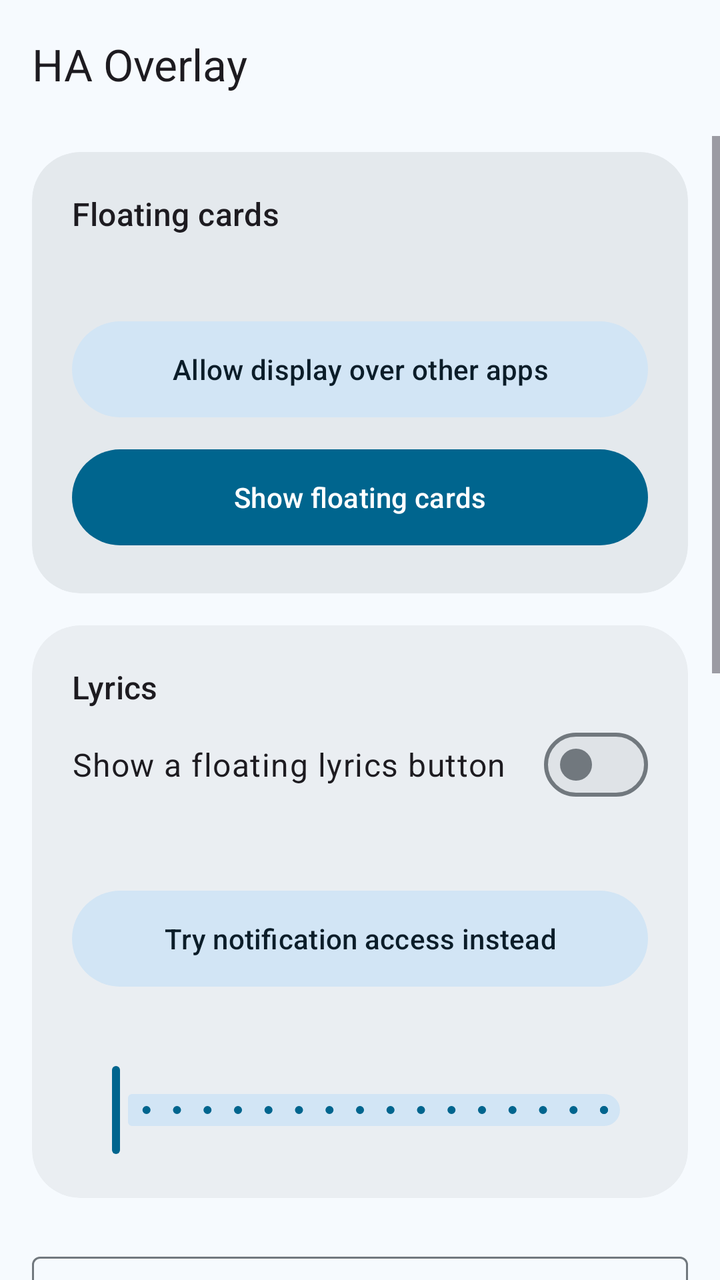
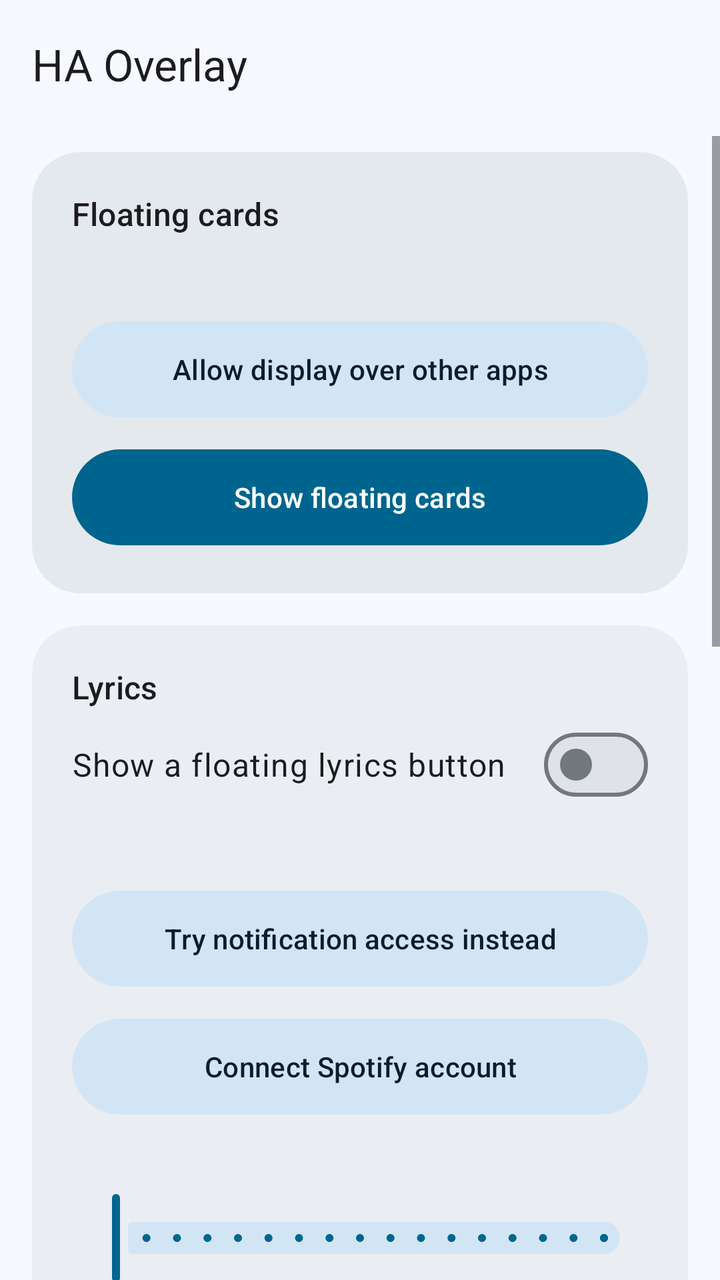

Before-and-after screenshots of an Android layout around one commit, followed by the original layout XML and the change that was made.
<!-- AndroidManifest.xml: application theme Theme.HAOverlay -->
<!-- res/layout/activity_main.xml -->
<?xml version="1.0" encoding="utf-8"?>
<LinearLayout xmlns:android="http://schemas.android.com/apk/res/android"
    xmlns:app="http://schemas.android.com/apk/res-auto"
    android:layout_width="match_parent"
    android:layout_height="match_parent"
    android:background="?android:attr/colorBackground"
    android:fitsSystemWindows="true"
    android:orientation="vertical">

    <com.google.android.material.appbar.MaterialToolbar
        android:id="@+id/toolbar"
        android:layout_width="match_parent"
        android:layout_height="?attr/actionBarSize"
        app:subtitleTextAppearance="?attr/textAppearanceBodySmall"
        app:title="@string/app_name" />

    <com.google.android.material.progressindicator.LinearProgressIndicator
        android:id="@+id/progress"
        android:layout_width="match_parent"
        android:layout_height="wrap_content"
        android:indeterminate="true"
        android:visibility="invisible" />

    <ScrollView
        android:layout_width="match_parent"
        android:layout_height="0dp"
        android:layout_weight="1">

        <LinearLayout
            android:layout_width="match_parent"
            android:layout_height="wrap_content"
            android:orientation="vertical"
            android:paddingStart="16dp"
            android:paddingTop="8dp"
            android:paddingEnd="16dp"
            android:paddingBottom="32dp">

            
            <com.google.android.material.card.MaterialCardView
                style="@style/Widget.Material3.CardView.Filled"
                android:layout_width="match_parent"
                android:layout_height="wrap_content"
                app:cardBackgroundColor="?attr/colorSurfaceContainerHigh"
                app:cardCornerRadius="24dp">

                <LinearLayout
                    android:layout_width="match_parent"
                    android:layout_height="wrap_content"
                    android:orientation="vertical"
                    android:padding="20dp">

                    <TextView
                        android:layout_width="wrap_content"
                        android:layout_height="wrap_content"
                        android:text="@string/overlay_title"
                        android:textAppearance="?attr/textAppearanceTitleMedium" />

                    <TextView
                        android:id="@+id/overlay_status"
                        android:layout_width="match_parent"
                        android:layout_height="wrap_content"
                        android:layout_marginTop="4dp"
                        android:textAppearance="?attr/textAppearanceBodyMedium"
                        android:textColor="?attr/colorOnSurfaceVariant" />

                    <com.google.android.material.button.MaterialButton
                        android:id="@+id/grant_overlay"
                        style="@style/Widget.Material3.Button.TonalButton"
                        android:layout_width="match_parent"
                        android:layout_height="wrap_content"
                        android:layout_marginTop="16dp"
                        android:minHeight="56dp"
                        android:text="@string/grant_overlay" />

                    <com.google.android.material.button.MaterialButton
                        android:id="@+id/start_stop"
                        android:layout_width="match_parent"
                        android:layout_height="wrap_content"
                        android:layout_marginTop="8dp"
                        android:minHeight="56dp"
                        android:text="@string/start_overlay" />
                </LinearLayout>
            </com.google.android.material.card.MaterialCardView>

            
            <com.google.android.material.card.MaterialCardView
                style="@style/Widget.Material3.CardView.Filled"
                android:layout_width="match_parent"
                android:layout_height="wrap_content"
                android:layout_marginTop="16dp"
                app:cardBackgroundColor="?attr/colorSurfaceContainer"
                app:cardCornerRadius="24dp">

                <LinearLayout
                    android:layout_width="match_parent"
                    android:layout_height="wrap_content"
                    android:orientation="vertical"
                    android:padding="20dp">

                    <TextView
                        android:layout_width="wrap_content"
                        android:layout_height="wrap_content"
                        android:text="@string/lyrics_title"
                        android:textAppearance="?attr/textAppearanceTitleMedium" />

                    <com.google.android.material.materialswitch.MaterialSwitch
                        android:id="@+id/lyrics_switch"
                        android:layout_width="match_parent"
                        android:layout_height="wrap_content"
                        android:minHeight="56dp"
                        android:text="@string/lyrics_switch"
                        android:textAppearance="?attr/textAppearanceBodyLarge" />

                    <TextView
                        android:id="@+id/lyrics_status"
                        android:layout_width="match_parent"
                        android:layout_height="wrap_content"
                        android:textAppearance="?attr/textAppearanceBodyMedium"
                        android:textColor="?attr/colorOnSurfaceVariant" />

                    <com.google.android.material.button.MaterialButton
                        android:id="@+id/lyrics_access"
                        style="@style/Widget.Material3.Button.TonalButton"
                        android:layout_width="match_parent"
                        android:layout_height="wrap_content"
                        android:layout_marginTop="12dp"
                        android:minHeight="56dp"
                        android:text="@string/lyrics_access" />

                    <TextView
                        android:id="@+id/lyrics_size_label"
                        android:layout_width="wrap_content"
                        android:layout_height="wrap_content"
                        android:layout_marginTop="12dp"
                        android:textAppearance="?attr/textAppearanceBodyLarge" />

                    <com.google.android.material.slider.Slider
                        android:id="@+id/lyrics_size"
                        android:layout_width="match_parent"
                        android:layout_height="wrap_content"
                        android:stepSize="2"
                        android:valueFrom="16"
                        android:valueTo="48" />
                </LinearLayout>
            </com.google.android.material.card.MaterialCardView>

            
            <com.google.android.material.textfield.TextInputLayout
                android:id="@+id/dashboard_layout"
                style="@style/Widget.Material3.TextInputLayout.OutlinedBox.ExposedDropdownMenu"
                android:layout_width="match_parent"
                android:layout_height="wrap_content"
                android:layout_marginTop="24dp"
                android:hint="@string/dashboard">

                <com.google.android.material.textfield.MaterialAutoCompleteTextView
                    android:id="@+id/dashboard_input"
                    android:layout_width="match_parent"
                    android:layout_height="wrap_content"
                    android:inputType="none" />
            </com.google.android.material.textfield.TextInputLayout>

            <TextView
                android:layout_width="wrap_content"
                android:layout_height="wrap_content"
                android:layout_marginTop="24dp"
                android:text="@string/cards_title"
                android:textAppearance="?attr/textAppearanceTitleLarge" />

            <TextView
                android:layout_width="match_parent"
                android:layout_height="wrap_content"
                android:layout_marginTop="4dp"
                android:text="@string/cards_subtitle"
                android:textAppearance="?attr/textAppearanceBodyMedium"
                android:textColor="?attr/colorOnSurfaceVariant" />

            <TextView
                android:id="@+id/cards_message"
                android:layout_width="match_parent"
                android:layout_height="wrap_content"
                android:layout_marginTop="16dp"
                android:textAppearance="?attr/textAppearanceBodyMedium"
                android:visibility="gone" />

            <LinearLayout
                android:id="@+id/cards_container"
                android:layout_width="match_parent"
                android:layout_height="wrap_content"
                android:layout_marginTop="12dp"
                android:orientation="vertical" />

            <TextView
                android:id="@+id/other_title"
                android:layout_width="wrap_content"
                android:layout_height="wrap_content"
                android:layout_marginTop="24dp"
                android:text="@string/other_pinned"
                android:textAppearance="?attr/textAppearanceTitleMedium"
                android:visibility="gone" />

            <LinearLayout
                android:id="@+id/other_container"
                android:layout_width="match_parent"
                android:layout_height="wrap_content"
                android:layout_marginTop="12dp"
                android:orientation="vertical" />

            
            <TextView
                android:layout_width="wrap_content"
                android:layout_height="wrap_content"
                android:layout_marginTop="24dp"
                android:text="@string/settings_title"
                android:textAppearance="?attr/textAppearanceTitleLarge" />

            <com.google.android.material.card.MaterialCardView
                style="@style/Widget.Material3.CardView.Filled"
                android:layout_width="match_parent"
                android:layout_height="wrap_content"
                android:layout_marginTop="12dp"
                app:cardBackgroundColor="?attr/colorSurfaceContainer"
                app:cardCornerRadius="24dp">

                <LinearLayout
                    android:layout_width="match_parent"
                    android:layout_height="wrap_content"
                    android:orientation="vertical"
                    android:padding="20dp">

                    <TextView
                        android:id="@+id/fab_size_label"
                        android:layout_width="wrap_content"
                        android:layout_height="wrap_content"
                        android:textAppearance="?attr/textAppearanceBodyLarge" />

                    <com.google.android.material.slider.Slider
                        android:id="@+id/fab_size"
                        android:layout_width="match_parent"
                        android:layout_height="wrap_content"
                        android:stepSize="4"
                        android:valueFrom="40"
                        android:valueTo="120" />

                    <TextView
                        android:id="@+id/panel_width_label"
                        android:layout_width="wrap_content"
                        android:layout_height="wrap_content"
                        android:layout_marginTop="8dp"
                        android:textAppearance="?attr/textAppearanceBodyLarge" />

                    <com.google.android.material.slider.Slider
                        android:id="@+id/panel_width"
                        android:layout_width="match_parent"
                        android:layout_height="wrap_content"
                        android:stepSize="20"
                        android:valueFrom="280"
                        android:valueTo="640" />

                    <com.google.android.material.materialswitch.MaterialSwitch
                        android:id="@+id/web_cards"
                        android:layout_width="match_parent"
                        android:layout_height="wrap_content"
                        android:layout_marginTop="8dp"
                        android:minHeight="56dp"
                        android:text="@string/web_cards"
                        android:textAppearance="?attr/textAppearanceBodyLarge" />

                    <com.google.android.material.materialswitch.MaterialSwitch
                        android:id="@+id/close_outside"
                        android:visibility="gone"
                        android:layout_width="match_parent"
                        android:layout_height="wrap_content"
                        android:layout_marginTop="8dp"
                        android:minHeight="56dp"
                        android:text="@string/close_outside"
                        android:textAppearance="?attr/textAppearanceBodyLarge" />

                    <com.google.android.material.materialswitch.MaterialSwitch
                        android:id="@+id/start_on_boot"
                        android:layout_width="match_parent"
                        android:layout_height="wrap_content"
                        android:minHeight="56dp"
                        android:text="@string/start_on_boot"
                        android:textAppearance="?attr/textAppearanceBodyLarge" />

                    <com.google.android.material.button.MaterialButton
                        android:id="@+id/reset_positions"
                        style="@style/Widget.Material3.Button.OutlinedButton"
                        android:layout_width="match_parent"
                        android:layout_height="wrap_content"
                        android:layout_marginTop="8dp"
                        android:minHeight="56dp"
                        android:text="@string/reset_positions" />
                </LinearLayout>
            </com.google.android.material.card.MaterialCardView>
        </LinearLayout>
    </ScrollView>
</LinearLayout>
<!-- resources referenced by this layout -->
<resources>
  <string name="app_name">HA Overlay</string>
  <string name="cards_subtitle">Turn a card on to put its icon on screen. Tap the icon to show or hide the card. Hold a finger on the icon or the card, then drag, to move it.</string>
  <string name="cards_title">Cards</string>
  <string name="close_outside">Close card popup when tapping outside</string>
  <string name="dashboard">Dashboard</string>
  <string name="grant_overlay">Allow display over other apps</string>
  <string name="lyrics_access">Try notification access instead</string>
  <string name="lyrics_switch">Show a floating lyrics button</string>
  <string name="lyrics_title">Lyrics</string>
  <string name="other_pinned">Pinned from other dashboards</string>
  <string name="overlay_title">Floating cards</string>
  <string name="reset_positions">Reset card positions</string>
  <string name="settings_title">Settings</string>
  <string name="start_on_boot">Start when the car starts</string>
  <string name="start_overlay">Show floating cards</string>
  <string name="web_cards">Show cards exactly as in Home Assistant</string>
  <color name="m3_primary">#FF00658E</color>
  <color name="m3_on_primary">#FFFFFFFF</color>
  <color name="m3_primary_container">#FFC7E7FF</color>
  <color name="m3_on_primary_container">#FF001E2E</color>
  <color name="m3_secondary">#FF4F616E</color>
  <color name="m3_on_secondary">#FFFFFFFF</color>
  <color name="m3_secondary_container">#FFD2E5F5</color>
  <color name="m3_on_secondary_container">#FF0B1D29</color>
  <color name="m3_tertiary">#FF63597C</color>
  <color name="m3_on_tertiary">#FFFFFFFF</color>
  <color name="m3_tertiary_container">#FFE9DDFF</color>
  <color name="m3_on_tertiary_container">#FF1F1635</color>
  <color name="m3_error">#FFBA1A1A</color>
  <color name="m3_on_error">#FFFFFFFF</color>
  <color name="m3_error_container">#FFFFDAD6</color>
  <color name="m3_on_error_container">#FF410002</color>
  <color name="m3_background">#FFF6FAFE</color>
  <color name="m3_on_background">#FF171C1F</color>
  <color name="m3_surface">#FFF6FAFE</color>
  <color name="m3_on_surface">#FF171C1F</color>
  <color name="m3_surface_variant">#FFDDE3EA</color>
  <color name="m3_on_surface_variant">#FF41484D</color>
  <color name="m3_outline">#FF71787E</color>
  <color name="m3_outline_variant">#FFC1C7CE</color>
  <color name="m3_surface_container_lowest">#FFFFFFFF</color>
  <color name="m3_surface_container_low">#FFF0F4F8</color>
  <color name="m3_surface_container">#FFEAEEF2</color>
  <color name="m3_surface_container_high">#FFE4E9ED</color>
  <color name="m3_surface_container_highest">#FFDFE3E7</color>
  <!-- unchanged entries left out for length: 1 -->
</resources>

<!-- the commit's change to res/layout/activity_main.xml (unified diff, before → after) -->
@@ -127,6 +127,15 @@
                         android:minHeight="56dp"
                         android:text="@string/lyrics_access" />
 
+                    <com.google.android.material.button.MaterialButton
+                        android:id="@+id/lyrics_spotify"
+                        style="@style/Widget.Material3.Button.TonalButton"
+                        android:layout_width="match_parent"
+                        android:layout_height="wrap_content"
+                        android:layout_marginTop="8dp"
+                        android:minHeight="56dp"
+                        android:text="@string/spotify_connect" />
+
                     <TextView
                         android:id="@+id/lyrics_size_label"
                         android:layout_width="wrap_content"
<!-- resource entries referenced after the edit -->
@@ -13,6 +13,7 @@
   <string name="overlay_title">Floating cards</string>
   <string name="reset_positions">Reset card positions</string>
   <string name="settings_title">Settings</string>
+  <string name="spotify_connect">Connect Spotify account</string>
   <string name="start_on_boot">Start when the car starts</string>
   <string name="start_overlay">Show floating cards</string>
   <string name="web_cards">Show cards exactly as in Home Assistant</string>
